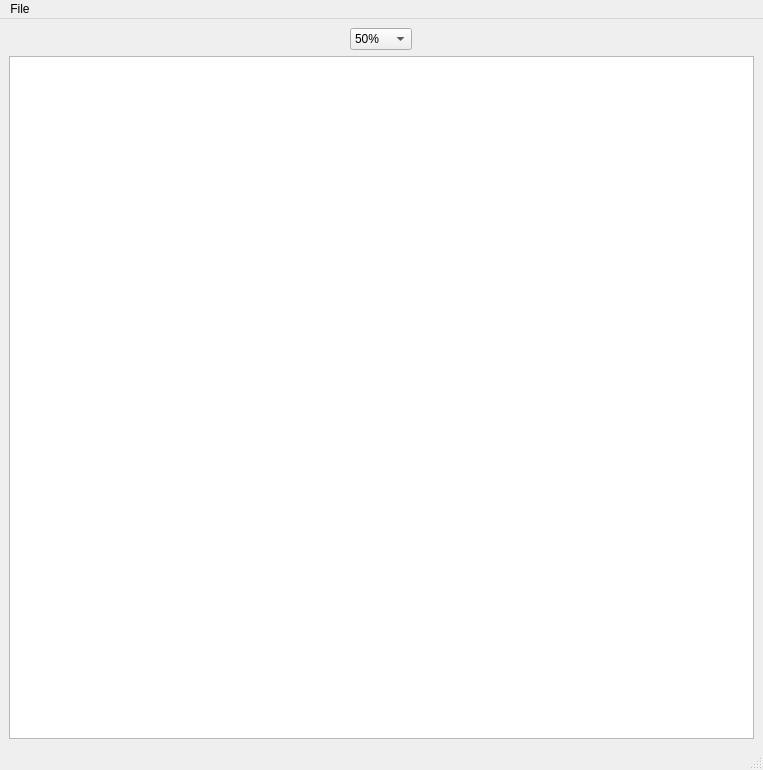
Old version of the form ServiceChat/pdfwindow.ui in the repository 124327288/ChatClient.
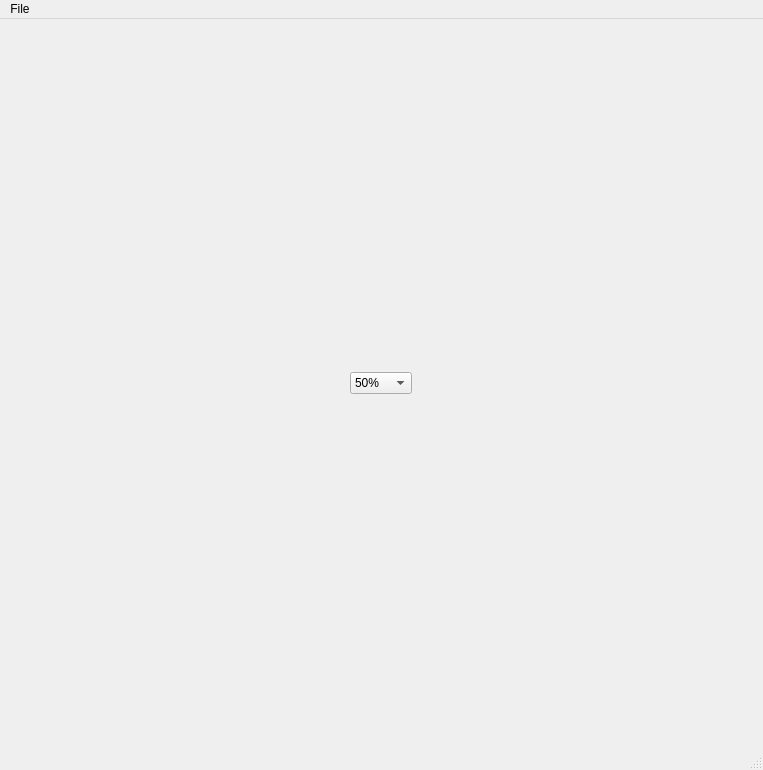
New version of the form.

```diff
--- a/ServiceChat/pdfwindow.ui
+++ b/ServiceChat/pdfwindow.ui
@@ -14,6 +14,12 @@
    <string>MainWindow</string>
   </property>
   <widget class="QWidget" name="centralwidget">
+   <property name="sizePolicy">
+    <sizepolicy hsizetype="Preferred" vsizetype="Preferred">
+     <horstretch>0</horstretch>
+     <verstretch>0</verstretch>
+    </sizepolicy>
+   </property>
    <layout class="QVBoxLayout" name="verticalLayout">
     <item>
      <layout class="QHBoxLayout" name="horizontalLayout">
@@ -54,9 +60,6 @@
       </item>
      </layout>
     </item>
-    <item>
-     <widget class="QListView" name="listView"/>
-    </item>
    </layout>
   </widget>
   <widget class="QMenuBar" name="menubar">
```
